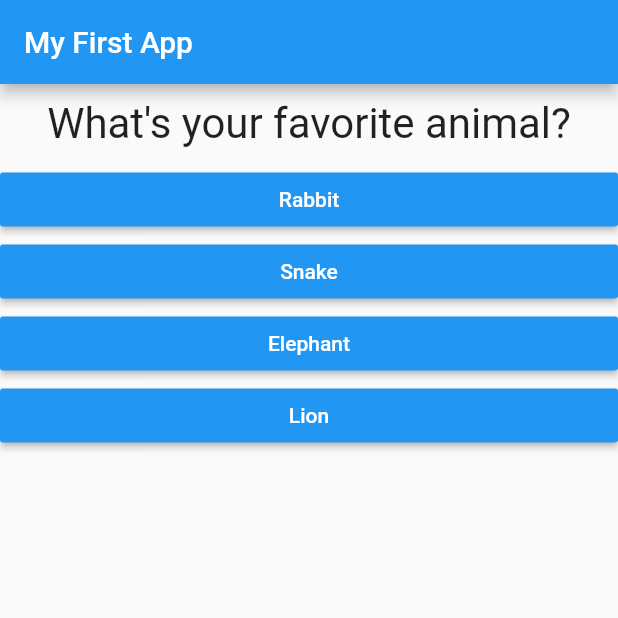
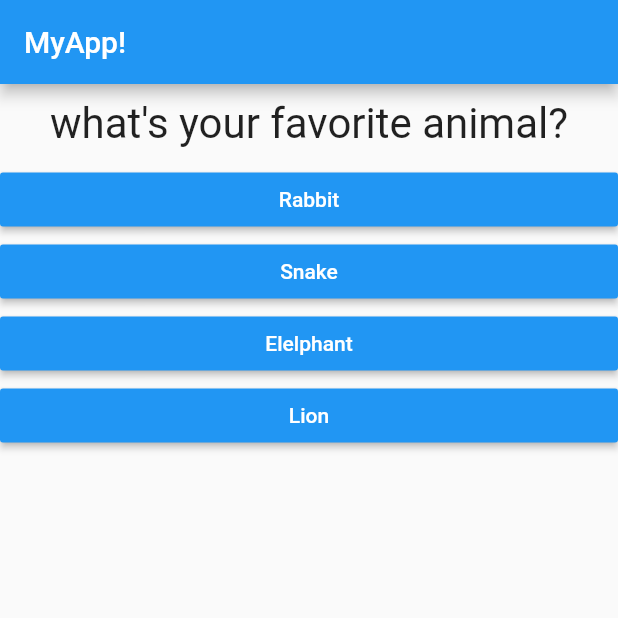
Before and after one commit to pauloladapo13/Flutter, a Flutter app: the screen it shows after launch, after a tap on "Black", on a phone screen of 412 x 824 dp, the top half of it. Run offline on Flutter 3.47's test engine with Material 2 defaults, Android fonts, the phone set to English and light mode, and no system bars.

Commit message:
Adjust my project

```diff
--- a/first_app/analysis_options.yaml
+++ b/first_app/analysis_options.yaml
@@ -7,7 +7,7 @@
 
 # The following line activates a set of recommended lints for Flutter apps,
 # packages, and plugins designed to encourage good coding practices.
-include: package:flutter_lints/flutter.yaml
+# include: package:flutter_lints/flutter.yaml
 
 linter:
   # The lint rules applied to this project can be customized in the
--- a/first_app/lib/main.dart
+++ b/first_app/lib/main.dart
@@ -1,16 +1,18 @@
-import 'package:flutter/material.dart';
-
-import './quiz.dart';
-import './result.dart';
+// import 'package:flutter/material.dart';
 // void main() {
 //   runApp(MyApp());
 // }
+
+import 'package:flutter/material.dart';
+import './quiz.dart';
+import './result.dart';
 
 void main() => runApp(MyApp());
 
 class MyApp extends StatefulWidget {
   @override
   State<StatefulWidget> createState() {
+    // ignore: todo
     // TODO: implement createState
     return _MyAppState();
   }
@@ -19,80 +21,62 @@ class MyApp extends StatefulWidget {
 class _MyAppState extends State<MyApp> {
   final _questions = const [
     {
-      'questionText': 'What\'s your favorite color?',
+      'questionText': 'what\'s your favorite color',
       'answers': [
         {'text': 'Black', 'score': 10},
         {'text': 'Red', 'score': 5},
-        {'text': 'Green', 'score': 3},
+        {'text': 'Green', 'score': 1},
         {'text': 'White', 'score': 1},
-      ],
+      ]
+    },
+    {
+      'questionText': 'what\'s your favorite animal?',
+      'answers': [
+        {'text': 'Rabbit', 'score': 3},
+        {'text': 'Snake', 'score': 11},
+        {'text': 'Elelphant', 'score': 5},
+        {'text': 'Lion', 'score': 9},
+      ]
     },
     {
       'questionText': 'What\'s your favorite animal?',
-      'answers': [
-        {'text': 'Rabbit', 'score': 3},
-        {'text': 'Snake', 'score': 11},
-        {'text': 'Elephant', 'score': 5},
-        {'text': 'Lion', 'score': 9},
-      ],
-    },
-    {
-      'questionText': 'Who\'s your favorite instructor?',
       'answers': [
         {'text': 'Max', 'score': 1},
         {'text': 'Max', 'score': 1},
         {'text': 'Max', 'score': 1},
         {'text': 'Max', 'score': 1},
-      ],
+      ]
     },
   ];
   var _questionIndex = 0;
   var _totalScore = 0;
 
-  void _resetQuiz() {
-    setState(() {
-      _questionIndex = 0;
-      _totalScore = 0;
-    });
-  }
-
   void _answerQuestion(int score) {
-    // var aBool = true;
-    // aBool = false;
-
     _totalScore += score;
 
     setState(() {
-      _questionIndex = _questionIndex + 1;
+      _questionIndex += 1;
     });
+    // ignore: avoid_print
     print(_questionIndex);
-    if (_questionIndex < _questions.length) {
-      print('We have more questions!');
-    } else {
-      print('No more questions!');
-    }
+
+    // ignore: avoid_print
+    print('Answer chosen!');
   }
 
   @override
   Widget build(BuildContext context) {
-    // var dummy = const ['Hello'];
-    // dummy.add('Max');
-    // print(dummy);
-    // dummy = [];
-    // questions = []; // does not work if questions is a const
-
     return MaterialApp(
       home: Scaffold(
         appBar: AppBar(
-          title: Text('My First App'),
+          title: const Text('MyApp!'),
         ),
         body: _questionIndex < _questions.length
             ? Quiz(
                 answerQuestion: _answerQuestion,
-                questionIndex: _questionIndex,
                 questions: _questions,
-              )
-            : Result(_totalScore, _resetQuiz),
+                questionIndex: _questionIndex)
+            : Result(_totalScore),
       ),
     );
   }
```
Also changed, not shown: first_app/lib/result.dart (+7 -21 lines), first_app/pubspec.yaml (+23 -6 lines), first_app/pubspec.lock, 2 other files.
